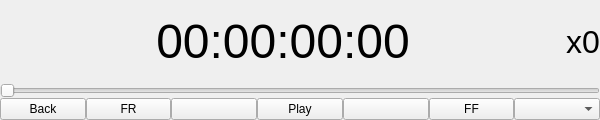
The window that libs/PhCommonUI/PhMediaPanel.ui (JokerSync/Joker) describes before a commit, drawn with Qt 5.
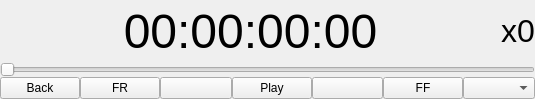
The same window after the commit.

Diff of the .ui file:
```diff
--- a/libs/PhCommonUI/PhMediaPanel.ui
+++ b/libs/PhCommonUI/PhMediaPanel.ui
@@ -6,8 +6,8 @@
    <rect>
     <x>0</x>
     <y>0</y>
-    <width>600</width>
-    <height>120</height>
+    <width>535</width>
+    <height>99</height>
    </rect>
   </property>
   <property name="windowTitle">
```
